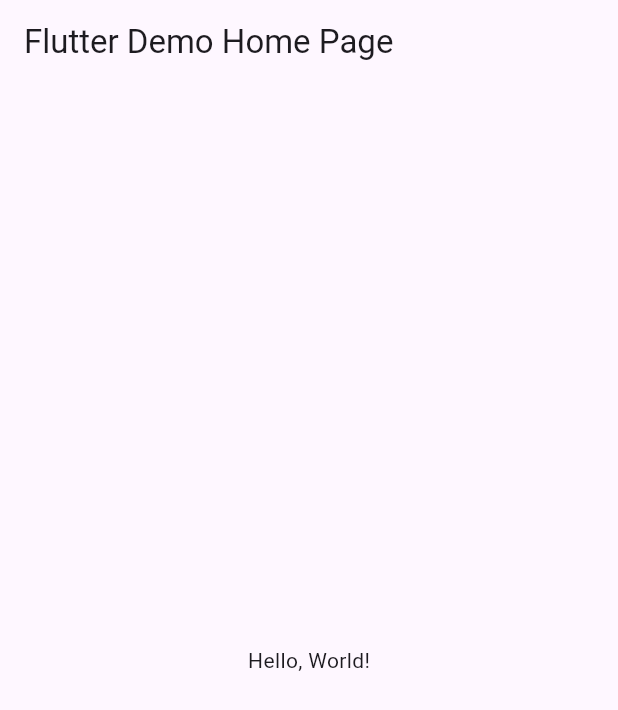
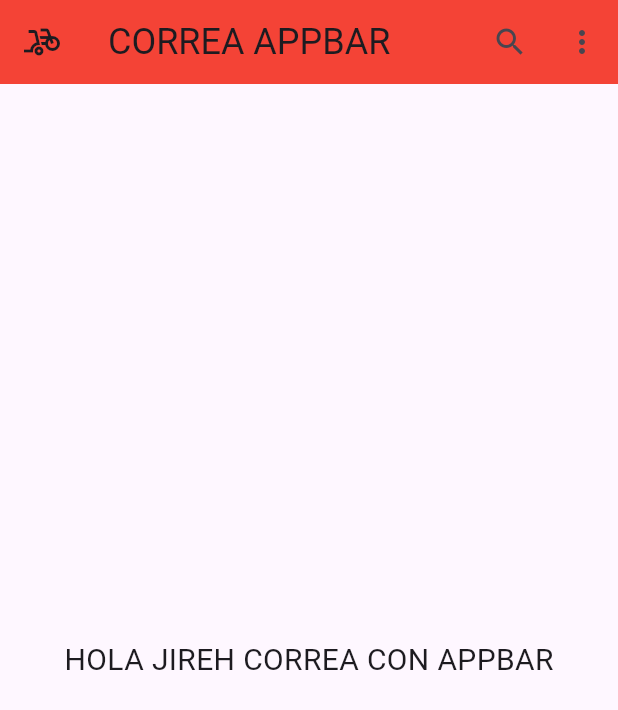
Before and after one commit to sesiboy/p6_appbar_correa, a Flutter app: the screen it shows after launch, on a phone screen of 412 x 824 dp. Shown: the top 710 px of the screen. Run offline on Flutter 3.47's test engine with Material 3 defaults, Android fonts, the phone set to English and light mode, and no system bars.

Commit message:
enviar practica 6

```diff
--- a/lib/main.dart
+++ b/lib/main.dart
@@ -1,23 +1,19 @@
 import 'package:flutter/material.dart';
 
-void main() => runApp(MyApp());
+void main() => runApp(const MyApp());
 
 class MyApp extends StatelessWidget {
   const MyApp({super.key});
-  // This widget is the root of your application.
+
   @override
   Widget build(BuildContext context) {
     return MaterialApp(
-      // Application name
-      title: 'Flutter Hello World',
-      // Application theme data, you can set the colors for the application as
-      // you want
+      debugShowCheckedModeBanner: false,
+      title: 'CORREA FLUTTER', // Application title
       theme: ThemeData(
-        // useMaterial3: false,
-        primarySwatch: Colors.blue,
+        primarySwatch: Colors.blue, // Primary color theme for the app
       ),
-      // A widget which will be started on application startup
-      home: MyHomePage(title: 'Flutter Demo Home Page'),
+      home: const MyHomePage(title: 'CORREA APPBAR'), // Home page widget
     );
   }
 }
@@ -30,12 +26,29 @@ class MyHomePage extends StatelessWidget {
   Widget build(BuildContext context) {
     return Scaffold(
       appBar: AppBar(
-        // The title text which will be shown on the action bar
-        title: Text(title),
+        actions: [
+          IconButton(
+            icon: const Icon(Icons.search),
+            onPressed: () {}, //lo que estre llaves son las acciones
+          ),
+          IconButton(
+            icon: Icon(
+              Icons.more_vert,
+            ),
+            onPressed: () {},
+          )
+        ],
+        backgroundColor: Colors.red,
+        title: Text(
+          title, // The title text for the AppBar
+          style: const TextStyle(fontSize: 24), // Styling the title text
+        ),
+        leading: const Icon(Icons.bike_scooter), // Leading icon on the AppBar
       ),
-      body: Center(
+      body: const Center(
         child: Text(
-          'Hello, World!',
+          'HOLA JIREH CORREA CON APPBAR',
+          style: TextStyle(fontSize: 20), // Text styling
         ),
       ),
     );
```
Also changed, not shown: appbar.png (added), 1 other file.
